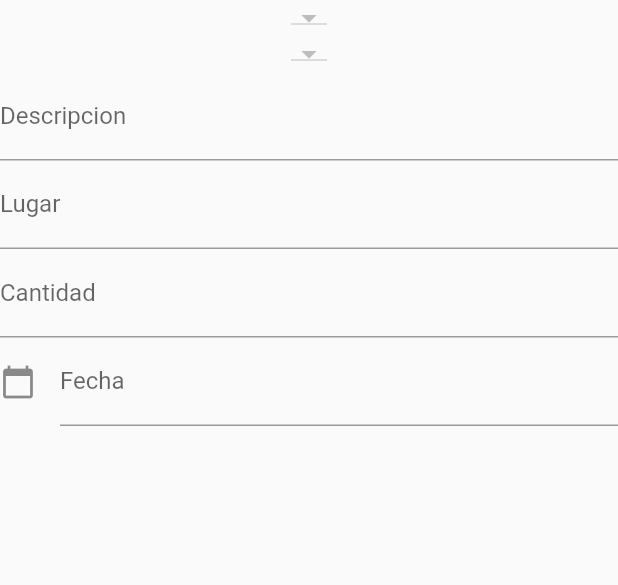
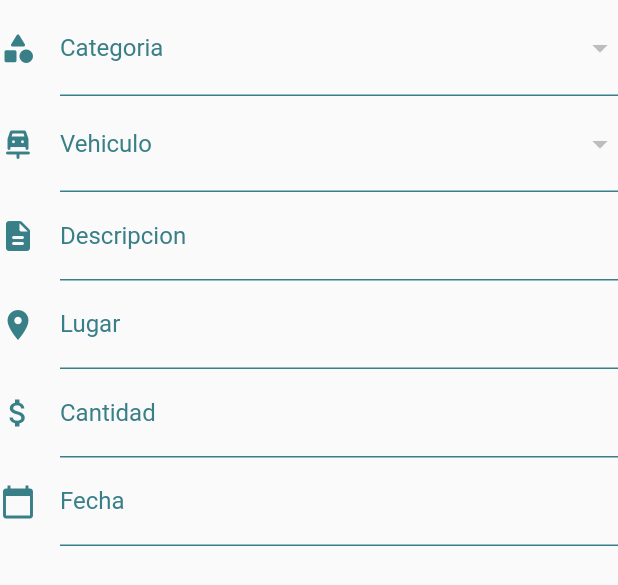
Before and after one commit to NachoSwift130901/appVehiculos, a Flutter app: the FormularioGasto widget shown alone on an empty page, opened directly with empty values, on a phone screen of 412 x 824 dp. Shown: the top 585 px of the screen. Run offline on Flutter 3.47's test engine with Material 2 defaults, Android fonts, the phone set to English and light mode, and no system bars; our stand-ins replace bloc, equatable, flutter_bloc, sqflite_common_ffi, sqflite_common_ffi_web; accounts and stored records are empty.

Commit message:
added style a agregar gasto

```diff
--- a/app_vehiculos/lib/blocs/bloc.dart
+++ b/app_vehiculos/lib/blocs/bloc.dart
@@ -1,15 +1,14 @@
+// ignore_for_file: public_member_api_docs, sort_constructors_first
 // ignore_for_file: depend_on_referenced_packages, prefer_final_fields
 
-import 'package:app_vehiculos/modelos/gastos.dart';
-import 'package:app_vehiculos/modelos/vehiculo.dart';
-import 'package:app_vehiculos/modelos/categoria.dart';
+import 'package:bloc/bloc.dart';
 import 'package:equatable/equatable.dart';
-import 'package:bloc/bloc.dart';
 import 'package:sqflite_common_ffi/sqflite_ffi.dart';
 import 'package:sqflite_common_ffi_web/sqflite_ffi_web.dart';
 
-
-
+import 'package:app_vehiculos/modelos/categoria.dart';
+import 'package:app_vehiculos/modelos/gastos.dart';
+import 'package:app_vehiculos/modelos/vehiculo.dart';
 
 late Database db;
 class RepositorioBD {
@@ -164,12 +163,26 @@ class EliminarGasto extends AppEvento{
 
   EliminarGasto(this.id);
 }
+
 class EditarGasto extends AppEvento{
   final Gasto gastoViejo;
   final Gasto gastoNuevo;
 
   EditarGasto({required this.gastoViejo, required this.gastoNuevo});
 }
+
+class FiltrarGasto extends AppEvento {
+  int categoriaId;
+  int vehiculoId;
+
+  FiltrarGasto({
+    int? categoriaId,
+    int? vehiculoId,
+  })  : categoriaId = categoriaId ?? 0, // Aquí usamos el operador ?? para asignar 0 si categoriaId es nulo
+        vehiculoId = vehiculoId ?? 0;   // Aquí usamos el operador ?? para asignar 0 si vehiculoId es nulo
+}
+
+
 /* ----------------------------------------*/
 
 class AppBloc extends Bloc<AppEvento, AppEstado> {
@@ -243,6 +256,10 @@ class AppBloc extends Bloc<AppEvento, AppEstado> {
 
   }
 
+  Future<void>filtrarGasto(int categoriaId, int vehiculoId) async {
+    var resultadoConsulta = await db.rawQuery('SELECT * FROM gastos where categoria_id = ?', [categoriaId]);
+    _listaGastos = resultadoConsulta.map((e) => Gasto.fromMap(e)).toList();
+  }
   AppBloc() : super(Inicial()) {
     on<Inicializado>((event, emit) async{
       await todasLasCategorias();
@@ -295,6 +312,15 @@ class AppBloc extends Bloc<AppEvento, AppEstado> {
       await eliminarGasto(event.id);
       emit(Operacional(listaCategorias: _listaCategorias, listaVehiculos: _listaVehiculos, listaGastos: _listaGastos));
     });
+    on<EditarGasto>((event, emit)async{
+
+      emit(Operacional(listaCategorias: _listaCategorias, listaVehiculos: _listaVehiculos, listaGastos: _listaGastos));
+    });
+
+    on<FiltrarGasto>((event, emit)async{
+      await filtrarGasto(event.categoriaId, event.vehiculoId);
+      emit(Operacional(listaCategorias: _listaCategorias, listaVehiculos: _listaVehiculos, listaGastos: _listaGastos));
+    });
 
   }
 }
--- a/app_vehiculos/lib/main.dart
+++ b/app_vehiculos/lib/main.dart
@@ -72,6 +72,7 @@ class _BottomNavigationBarExampleState
 
   final List<Widget> _pages = [
     const PantallaVehiculos(),
+
 
 
     const Column(
@@ -386,8 +387,16 @@ class PantallaVehiculos extends StatelessWidget {
 
 
     if(vehiculos.isEmpty){
-      return const Center(
-        child: Text('Aun no hay vehiculos compa'),
+      return Center(
+        child: Column(
+          mainAxisAlignment: MainAxisAlignment.center,
+          children: [
+            const Text('Aún no hay vehículos...'),
+            const SizedBox(height: 16.0),
+            BotonAgregarVehiculo()
+
+          ],
+        ),
       );
     }
     return Center(
@@ -733,6 +742,8 @@ class _PantallaGastosState extends State<PantallaGastos> {
     List<Categoria> categorias = [];
     List<Vehiculo> vehiculos = [];
 
+
+
     double calcularTotalGastado(List<Gasto> gastos) {
       double total = 0.0;
       for (var gasto in gastos) {
@@ -740,6 +751,7 @@ class _PantallaGastosState extends State<PantallaGastos> {
       }
       return total;
     }
+    final Categoria todasLasCategorias = Categoria(nombre: 'all', categoria_id: 99999);
 
 
 
@@ -761,15 +773,7 @@ class _PantallaGastosState extends State<PantallaGastos> {
       return const Center(child: CircularProgressIndicator());
     }
 
-    if(gastos.isEmpty){
-      return Column(
-        mainAxisAlignment: MainAxisAlignment.center,
-        children: [
-            const Text('Aun no hay gastos'),
-            BotonAgregarGasto(),
-        ],
-      );
-    }
+
     Gasto gastoSeleccionado = gastos[0];
 
     void updateCategoriaSeleccionada(value){
@@ -790,6 +794,9 @@ class _PantallaGastosState extends State<PantallaGastos> {
         controladorLugar.text = (value as Gasto).lugar.toString();
       });
     }
+
+
+
     return Column(
       children: [
           TextFormField(
@@ -829,24 +836,33 @@ class _PantallaGastosState extends State<PantallaGastos> {
             controller: controladorFechaFinal,
             decoration: const InputDecoration(labelText: 'Fecha Final'),
           ),
-          DropdownButton<Categoria>(
+          DropdownButtonFormField<Categoria>(
+            decoration: const InputDecoration(labelText: 'Categoria'),
           value: categoriaSeleccionada,
           onChanged: (value) {
+            context.read<AppBloc>().add(FiltrarGasto(categoriaId: (value as Categoria).categoria_id));
             updateCategoriaSeleccionada(value);
-            print(categoriaSeleccionada);
           },
-          items: categorias.map<DropdownMenuItem<Categoria>>((categoria) {
+          items: [
+             DropdownMenuItem(
+              value: todasLasCategorias,
+              child: const Text('Todas las categorias'),
+            ),
+            ...categorias.map<DropdownMenuItem<Categoria>>((categoria) {
             return DropdownMenuItem<Categoria>(
               value: categoria,
               child: Text(categoria.nombre),
             );
           }).toList(),
+      ]
         ),
-          DropdownButton<Vehiculo>(
+          DropdownButtonFormField<Vehiculo>(
+            decoration: const InputDecoration(labelText: 'Vehiculo'),
             value: vehiculoSeleccionado,
             onChanged: (value) {
+              context.read<AppBloc>().add(FiltrarGasto(vehiculoId: (value as Vehiculo).vehiculo_id));
               updateVehiculoSeleccionado(value);
-              print(vehiculoSeleccionado);
+
             },
             items: vehiculos.map<DropdownMenuItem<Vehiculo>>((vehiculo) {
               return DropdownMenuItem<Vehiculo>(
@@ -855,7 +871,8 @@ class _PantallaGastosState extends State<PantallaGastos> {
               );
             }).toList(),
           ),
-          DropdownButton<Gasto>(
+          DropdownButtonFormField<Gasto>(
+            decoration: const InputDecoration(labelText: 'Lugar'),
             value: gastoSeleccionado,
             onChanged: (value) {
 
@@ -869,11 +886,6 @@ class _PantallaGastosState extends State<PantallaGastos> {
             }).toList(),
           ),
 
-          TextFormField(
-              controller: controladorLugar,
-              decoration: const InputDecoration(labelText: 'Lugar'),
-            ),
-
         Expanded(
           child: SizedBox(
             //width: 500,
@@ -882,7 +894,8 @@ class _PantallaGastosState extends State<PantallaGastos> {
               builder: (context, state) {
                 if(state is Operacional){
 
-                  return ListView.builder(
+                  return
+                  ListView.builder(
                     itemCount: state.listaGastos.length,
                     itemBuilder: (context, index) {
                       final gasto = state.listaGastos[index];
@@ -1008,15 +1021,28 @@ class _PantallaGastosState extends State<PantallaGastos> {
   }
 }
 
+class ListaGastosFiltrada extends StatefulWidget {
+  const ListaGastosFiltrada({super.key});
+
+  @override
+  State<ListaGastosFiltrada> createState() => _ListaGastosFiltradaState();
+}
+
+class _ListaGastosFiltradaState extends State<ListaGastosFiltrada> {
+  @override
+  Widget build(BuildContext context) {
+    return const Placeholder();
+  }
+}
 
 class BotonAgregarGasto extends StatelessWidget {
   final TextEditingController vehiculoController = TextEditingController();
   final TextEditingController descripcionController = TextEditingController();
   final TextEditingController lugarController = TextEditingController();
   final TextEditingController cantidadController = TextEditingController();
-  final TextEditingController fechaController = TextEditingController();
-  final TextEditingController idCategoriaSeleccionada = TextEditingController();
-  final TextEditingController idVehiculoSeleccionado = TextEditingController();
+  final TextEditingController fechaController = TextEditingController(text: DateFormat('yyyy-MM-dd').format(DateTime.now()));
+  final TextEditingController idCategoriaSeleccionada = TextEditingController(text: '1');
+  final TextEditingController idVehiculoSeleccionado = TextEditingController(text: '1');
 
 
   BotonAgregarGasto({super.key});
@@ -1027,7 +1053,6 @@ class BotonAgregarGasto extends StatelessWidget {
     void agregarGasto(String descripcion, String lugar, double cantidad, String fecha, int categoriaId, int vehiculoId){
       Gasto nuevoGasto = Gasto(descripcion: descripcion, lugar: lugar, cantidad: cantidad, fecha: fecha, categoria_id: categoriaId, vehiculo_id: vehiculoId);
       context.read<AppBloc>().add(AgregarGasto(gasto: nuevoGasto));
-
     }
 
     List<Categoria> categorias = [];
@@ -1156,7 +1181,19 @@ class _FormularioGastoState extends State<FormularioGasto> {
   Widget build(BuildContext context) {
     return Column(
       children: [
-        DropdownButton<Object>(
+        DropdownButtonFormField<Object>(
+          decoration: const InputDecoration(
+            labelText: 'Categoria',
+            icon: Icon(Icons.category_rounded),
+            iconColor: Color.fromARGB(255, 57, 127, 136),
+            labelStyle: TextStyle(color: Color.fromARGB(255, 57, 127, 136)),
+            enabledBorder: UnderlineInputBorder(
+              borderSide: BorderSide(color: Color.fromARGB(255, 57, 127, 136))
+            ),
+            focusedBorder: UnderlineInputBorder(
+              borderSide: BorderSide(color: Color.fromARGB(255, 57, 127, 136))
+            )
+            ),
           value: widget.categoriaSeleccionada,
           onChanged: (value) {
             _updateCategoriaSeleccionada(value);
@@ -1168,7 +1205,19 @@ class _FormularioGastoState extends State<FormularioGasto> {
             );
           }).toList(),
         ),
-        DropdownButton<Vehiculo>(
+        DropdownButtonFormField<Vehiculo>(
+          decoration: const InputDecoration(
+            labelText: 'Vehiculo',
+            icon: Icon(Icons.car_repair_rounded),
+            iconColor: Color.fromARGB(255, 57, 127, 136),
+            labelStyle: TextStyle(color: Color.fromARGB(255, 57, 127, 136)),
+            enabledBorder: UnderlineInputBorder(
+              borderSide: BorderSide(color: Color.fromARGB(255, 57, 127, 136))
+            ),
+            focusedBorder: UnderlineInputBorder(
+              borderSide: BorderSide(color: Color.fromARGB(255, 57, 127, 136))
+            )
+            ),
           value: widget.vehiculoSeleccionado,
           onChanged: (value) {
             _updateVehiculoSeleccionado(value);
@@ -1182,34 +1231,98 @@ class _FormularioGastoState extends State<FormularioGasto> {
         ),
         TextFormField(
           controller: widget.descripcionController,
-          decoration: const InputDecoration(labelText: 'Descripcion'),
+          decoration: const InputDecoration(
+            labelText: 'Descripcion',
+            icon: Icon(Icons.description_rounded),
+            iconColor: Color.fromARGB(255, 57, 127, 136),
+            labelStyle: TextStyle(color: Color.fromARGB(255, 57, 127, 136)),
+            enabledBorder: UnderlineInputBorder(
+              borderSide: BorderSide(color: Color.fromARGB(255, 57, 127, 136))
+            ),
+            focusedBorder: UnderlineInputBorder(
+              borderSide: BorderSide(color: Color.fromARGB(255, 57, 127, 136))
+            )
+            ),
+            inputFormatters: [LengthLimitingTextInputFormatter(40)],
         ),
         TextFormField(
           controller: widget.lugarController,
-          decoration: const InputDecoration(labelText: 'Lugar'),
+          decoration: const InputDecoration(
+            labelText: 'Lugar',
+            icon: Icon(Icons.place),
+            iconColor: Color.fromARGB(255, 57, 127, 136),
+            labelStyle: TextStyle(color: Color.fromARGB(255, 57, 127, 136)),
+            enabledBorder: UnderlineInputBorder(
+              borderSide: BorderSide(color: Color.fromARGB(255, 57, 127, 136))
+            ),
+            focusedBorder: UnderlineInputBorder(
+              borderSide: BorderSide(color: Color.fromARGB(255, 57, 127, 136))
+            )
+            ),
+            keyboardType: TextInputType.number,
+            inputFormatters: [LengthLimitingTextInputFormatter(8)]
         ),
         TextFormField(
           controller: widget.cantidadController,
-          decoration: const InputDecoration(labelText: 'Cantidad'),
+          decoration: const InputDecoration(
+            labelText: 'Cantidad',
+            icon: Icon(Icons.attach_money_outlined),
+            iconColor: Color.fromARGB(255, 57, 127, 136),
+            labelStyle: TextStyle(color: Color.fromARGB(255, 57, 127, 136)),
+            enabledBorder: UnderlineInputBorder(
+              borderSide: BorderSide(color: Color.fromARGB(255, 57, 127, 136))
+            ),
+            focusedBorder: UnderlineInputBorder(
+              borderSide: BorderSide(color: Color.fromARGB(255, 57, 127, 136))
+            )
+            ),
+            keyboardType: TextInputType.number,
+            inputFormatters: <TextInputFormatter>[
+              FilteringTextInputFormatter.digitsOnly,
+              LengthLimitingTextInputFormatter(8),
+              ],
         ),
         TextFormField(
           controller: widget.fechaController,
           decoration: const InputDecoration(
             icon: Icon(Icons.calendar_today),
-            labelText: 'Fecha'),
+            labelText: 'Fecha',
+            iconColor: Color.fromARGB(255, 57, 127, 136),
+            labelStyle: TextStyle(color: Color.fromARGB(255, 57, 127, 136)),
+            enabledBorder: UnderlineInputBorder(
+              borderSide: BorderSide(color: Color.fromARGB(255, 57, 127, 136))
+            ),
+            focusedBorder: UnderlineInputBorder(
+              borderSide: BorderSide(color: Color.fromARGB(255, 57, 127, 136))
+            )
+            ),
+
             readOnly: true,
             onTap: () async {
 
               DateTime? selectedDate = await showDatePicker(
-                  context: context, initialDate: DateTime.now(),
-                  firstDate: DateTime(1950),
-                  lastDate: DateTime(2101)
-                  );
-                  if(selectedDate !=null){
-                    String formattedDate =  DateFormat('yyyy-MM-dd').format(selectedDate);
-                    widget.fechaController.text = formattedDate;
-                  }
+              context: context,
+              initialDate: DateTime.now(),
+              firstDate: DateTime(1950),
+              lastDate: DateTime(2101),
+              builder: (BuildContext context, Widget? child) {
+                return Theme(
+                  data: ThemeData.light().copyWith(
+                    primaryColor: const Color.fromARGB(255, 57, 127, 136), // Cambia el color principal
+                    colorScheme: const ColorScheme.light(primary: Color.fromARGB(255, 57, 127, 136)),
+                    buttonTheme: const ButtonThemeData(textTheme: ButtonTextTheme.primary),
+                  ),
+                  child: child!,
+                );
               },
+            );
+
+if (selectedDate != null) {
+  String formattedDate = DateFormat('yyyy-MM-dd').format(selectedDate);
+  widget.fechaController.text = formattedDate;
+}
+              },
+              keyboardType: TextInputType.datetime,
         ),
 
       ],
--- a/app_vehiculos/lib/modelos/categoria.dart
+++ b/app_vehiculos/lib/modelos/categoria.dart
@@ -5,7 +5,7 @@ import 'package:equatable/equatable.dart';
 class Categoria with EquatableMixin{
 
   final String nombre;
-  int? categoria_id;
+  int categoria_id;
 
   factory Categoria.fromMap(Map<String, dynamic> map){
     return Categoria(
@@ -16,7 +16,7 @@ class Categoria with EquatableMixin{
       );
   }
 
-  Categoria({required this.nombre, this.categoria_id});
+  Categoria({required this.nombre, required this.categoria_id});
 
 
 
```
